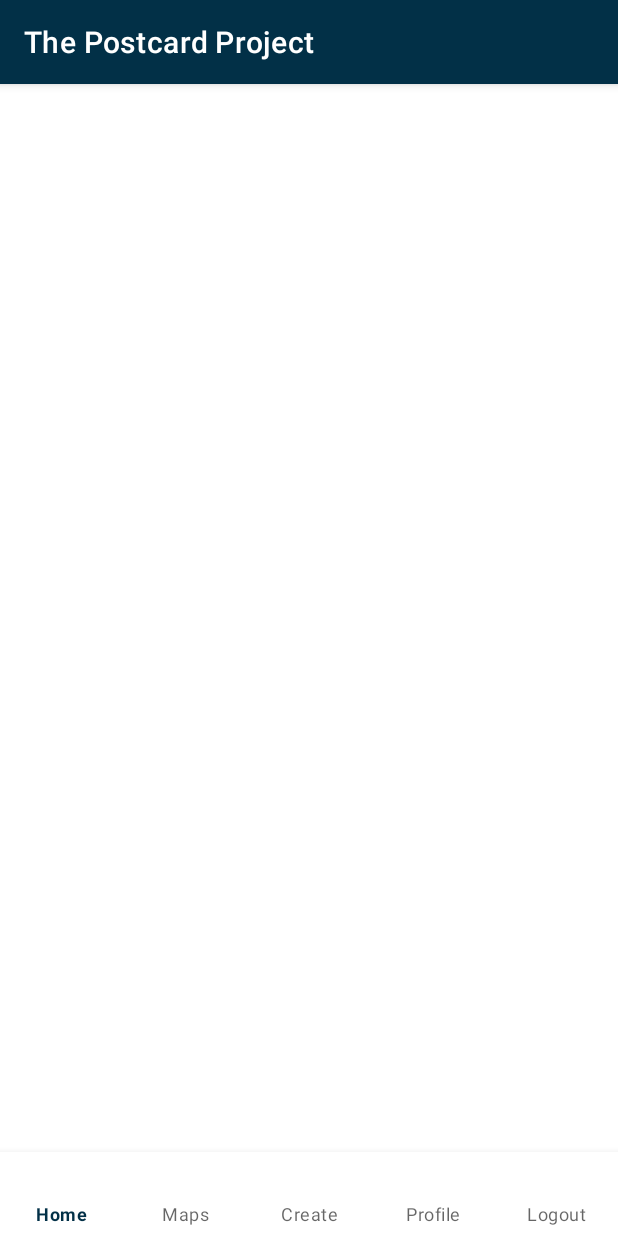
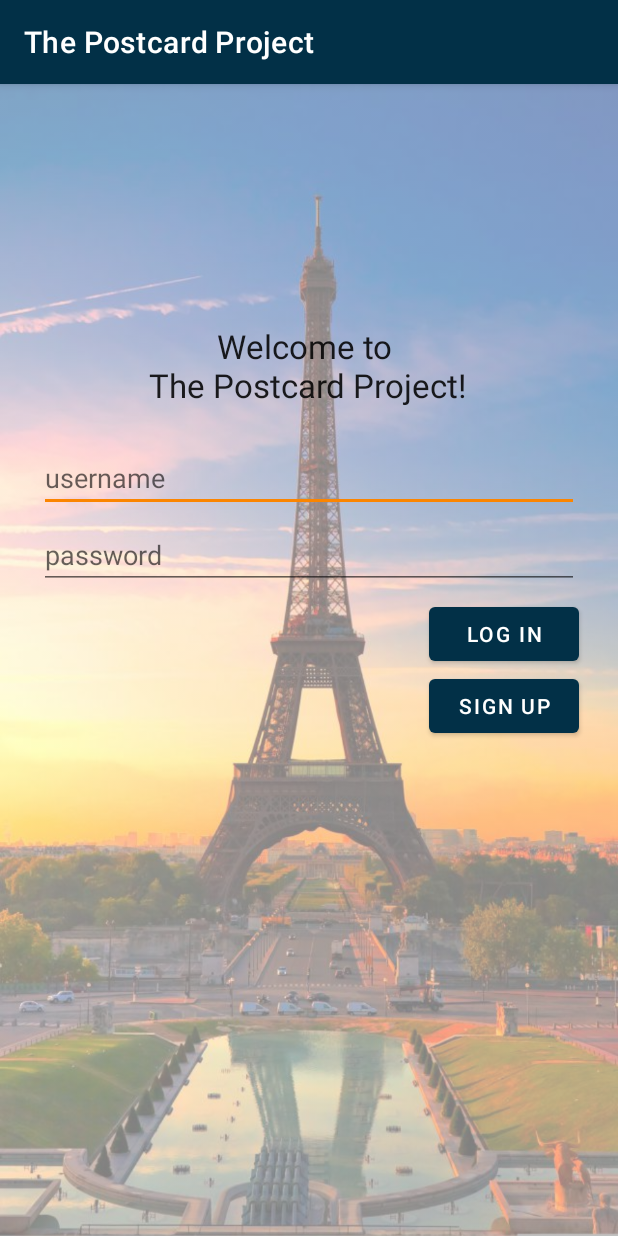
Before and after one commit to jakinng/the-postcard-project, an Android app: the screen it shows after launch (MainActivity before the commit, LoginActivity after it), on a phone screen of 412 x 824 dp. Run offline under Robolectric (Android 15) with nearby library versions, the phone set to English and light mode, and no system bars; libraries missing offline, so code that uses them is left out: com.parse; 5 statements that could not run were skipped.

Commit message:
Added login page - Users can log in or sign up using Parse

```diff
--- a/app/build.gradle
+++ b/app/build.gradle
@@ -44,4 +44,6 @@ dependencies {
     implementation "com.github.parse-community.Parse-SDK-Android:parse:4.0.0"
     // HTTP logging interceptor
     implementation "com.squareup.okhttp3:logging-interceptor:4.10.0"
+    // Google Places SDK
+    implementation 'com.google.android.libraries.places:places:2.6.0'
 }
--- /dev/null
+++ b/app/src/main/java/com/example/thepostcardproject/activities/LoginActivity.java
@@ -0,0 +1,128 @@
+package com.example.thepostcardproject.activities;
+
+import androidx.appcompat.app.AppCompatActivity;
+
+import android.content.Intent;
+import android.os.Bundle;
+import android.util.Log;
+import android.view.View;
+import android.widget.Button;
+import android.widget.Toast;
+
+import com.example.thepostcardproject.R;
+import com.google.android.material.textfield.TextInputEditText;
+import com.parse.LogInCallback;
+import com.parse.ParseException;
+import com.parse.ParseUser;
+import com.parse.SignUpCallback;
+
+public class LoginActivity extends AppCompatActivity {
+
+    public static final String TAG = "LoginActivity";
+    private TextInputEditText etUsername;
+    private TextInputEditText etPassword;
+    private Button btnLogin;
+    private Button btnSignUp;
+
+    @Override
+    protected void onCreate(Bundle savedInstanceState) {
+        super.onCreate(savedInstanceState);
+        setContentView(R.layout.activity_login);
+
+        setupViews();
+        setupLogin();
+        setupSignup();
+    }
+
+    /**
+     * Binds all the views in the XML file to the instance variables for the login activity
+     */
+    private void setupViews() {
+        etUsername = (TextInputEditText) findViewById(R.id.et_username);
+        etPassword = (TextInputEditText) findViewById(R.id.et_password);
+        btnLogin = (Button) findViewById(R.id.btn_login);
+        btnSignUp = (Button) findViewById(R.id.btn_signup);
+    }
+
+    /**
+     * Sets up the login button by adding an onclick listener to sign in a user
+     */
+    private void setupLogin() {
+        btnLogin.setOnClickListener(new View.OnClickListener() {
+            @Override
+            public void onClick(View v) {
+                String username = etUsername.getText().toString();
+                String password = etPassword.getText().toString();
+                loginUser(username, password);
+            }
+        });
+    }
+
+    /**
+     * Sets up the sign up button by adding an onclick listener to sign up a new user
+     */
+    private void setupSignup() {
+        btnSignUp.setOnClickListener(new View.OnClickListener() {
+            @Override
+            public void onClick(View v) {
+                String username = etUsername.getText().toString();
+                String password = etPassword.getText().toString();
+                signupUser(username, password);
+            }
+        });
+    }
+
+    /**
+     * Uses an intent to start the MainActivity
+     */
+    private void goMainActivity() {
+        Intent intent = new Intent(this, MainActivity.class);
+        startActivity(intent);
+        finish();
+    }
+
+    // ********************************************************
+    // **    HELPER METHODS FOR LOGGING IN AND SIGNING UP    **
+    // ********************************************************
+
+    /**
+     * Logs in the ParseUser with the associated username and password
+     * @param username The provided username
+     * @param password The provided password
+     */
+    private void loginUser(String username, String password) {
+        Log.i(TAG, "Attempting to login user " + username);
+        ParseUser.logInInBackground(username, password, new LogInCallback() {
+            @Override
+            public void done(ParseUser user, ParseException e) {
+                if (e == null) {
+                    goMainActivity();
+                } else {
+                    Toast.makeText(LoginActivity.this, "Wrong password. Try again!", Toast.LENGTH_SHORT).show();
+                }
+            }
+        });
+    }
+
+    /**
+     * Signs up a new ParseUser with the associated username and password
+     * @param username The provided username
+     * @param password The provided password
+     */
+    private void signupUser(String username, String password) {
+        ParseUser user = new ParseUser();
+        user.setUsername(username);
+        user.setPassword(password);
+        user.signUpInBackground(new SignUpCallback() {
+            @Override
+            public void done(ParseException e) {
+                if (e == null) {
+                    goMainActivity();
+                } else {
+                    Log.d(TAG, e.getMessage());
+                    Toast.makeText(LoginActivity.this, "This username already exists. Try again!", Toast.LENGTH_SHORT).show();
+                }
+            }
+        });
+    }
+}
--- /dev/null
+++ b/app/src/main/res/layout/activity_login.xml
@@ -0,0 +1,67 @@
+<?xml version="1.0" encoding="utf-8"?>
+<RelativeLayout xmlns:android="http://schemas.android.com/apk/res/android"
+    xmlns:app="http://schemas.android.com/apk/res-auto"
+    xmlns:tools="http://schemas.android.com/tools"
+    android:layout_width="match_parent"
+    android:layout_height="match_parent"
+    tools:context=".activities.LoginActivity"
+    android:background="@drawable/login_background"
+    android:backgroundTint="#80FFFFFF"
+    android:backgroundTintMode="src_over" >
+
+    <TextView
+        android:id="@+id/tvWelcome"
+        android:layout_width="wrap_content"
+        android:layout_height="wrap_content"
+        android:layout_alignParentTop="true"
+        android:layout_centerHorizontal="true"
+        android:layout_marginTop="160dp"
+        android:gravity="center"
+        android:text="Welcome to \nThe Postcard Project!"
+        android:textColor="@color/postcard_black"
+        android:textSize="22sp" />
+
+    <com.google.android.material.textfield.TextInputEditText
+        android:id="@+id/et_username"
+        android:layout_width="360dp"
+        android:layout_height="wrap_content"
+        android:layout_centerHorizontal="true"
+        android:layout_marginTop="240dp"
+        android:hint="@string/username"
+        android:inputType="text"
+        app:layout_constraintStart_toStartOf="parent"
+        app:layout_constraintTop_toTopOf="parent" />
+
+    <com.google.android.material.textfield.TextInputEditText
+        android:id="@+id/et_password"
+        android:layout_width="360dp"
+        android:layout_height="wrap_content"
+        android:layout_below="@+id/et_username"
+        android:layout_marginTop="6dp"
+        android:hint="@string/password"
+        android:inputType="textPassword"
+        app:layout_constraintStart_toStartOf="parent"
+        app:layout_constraintTop_toBottomOf="@+id/et_username"
+        android:layout_centerHorizontal="true" />
+
+    <Button
+        android:id="@+id/btn_login"
+        android:layout_width="100dp"
+        android:layout_height="wrap_content"
+        android:layout_below="@+id/et_password"
+        android:layout_alignEnd="@+id/et_password"
+        android:layout_marginTop="6dp"
+        android:layout_marginEnd="0dp"
+        android:text="Log in" />
+
+    <Button
+        android:id="@+id/btn_signup"
+        android:layout_width="100dp"
+        android:layout_height="wrap_content"
+        android:layout_below="@+id/btn_login"
+        android:layout_alignEnd="@+id/et_password"
+        android:layout_marginTop="0dp"
+        android:layout_marginEnd="0dp"
+        android:text="Sign up" />
+
+</RelativeLayout>
--- a/app/src/main/res/values/strings.xml
+++ b/app/src/main/res/values/strings.xml
@@ -6,4 +6,6 @@
     <string name="hello_home">hello home</string>
     <string name="hello_map">hello map</string>
     <string name="hello_profile">hello profile</string>
+    <string name="username">username</string>
+    <string name="password">password</string>
 </resources>
--- a/build.gradle
+++ b/build.gradle
@@ -2,6 +2,7 @@
 plugins {
     id 'com.android.application' version '7.2.1' apply false
     id 'com.android.library' version '7.2.1' apply false
+    id 'com.google.android.libraries.mapsplatform.secrets-gradle-plugin' version '2.0.1' apply false
 }
 
 task clean(type: Delete) {
```
Also changed, not shown: app/src/main/AndroidManifest.xml (+11 -8 lines), app/src/main/java/com/example/thepostcardproject/ParseApplication.java (+8 -0 lines), app/src/main/java/com/example/thepostcardproject/activities/MainActivity.java (+14 -1 lines), app/src/main/java/com/example/thepostcardproject/fragments/HomeFragment.java (+37 -32 lines), app/src/main/java/com/example/thepostcardproject/models/Location.java (added, +45 -0 lines), app/src/main/java/com/example/thepostcardproject/models/Postcard.java (added, +79 -0 lines), app/src/main/java/com/example/thepostcardproject/models/User.java (added, +20 -0 lines), app/src/main/java/com/example/thepostcardproject/utilities/Keys.java (added, +17 -0 lines), app/src/main/res/drawable-v24/login_background.jpeg (added), app/src/main/res/drawable-v24/postcardicon.png (added).
